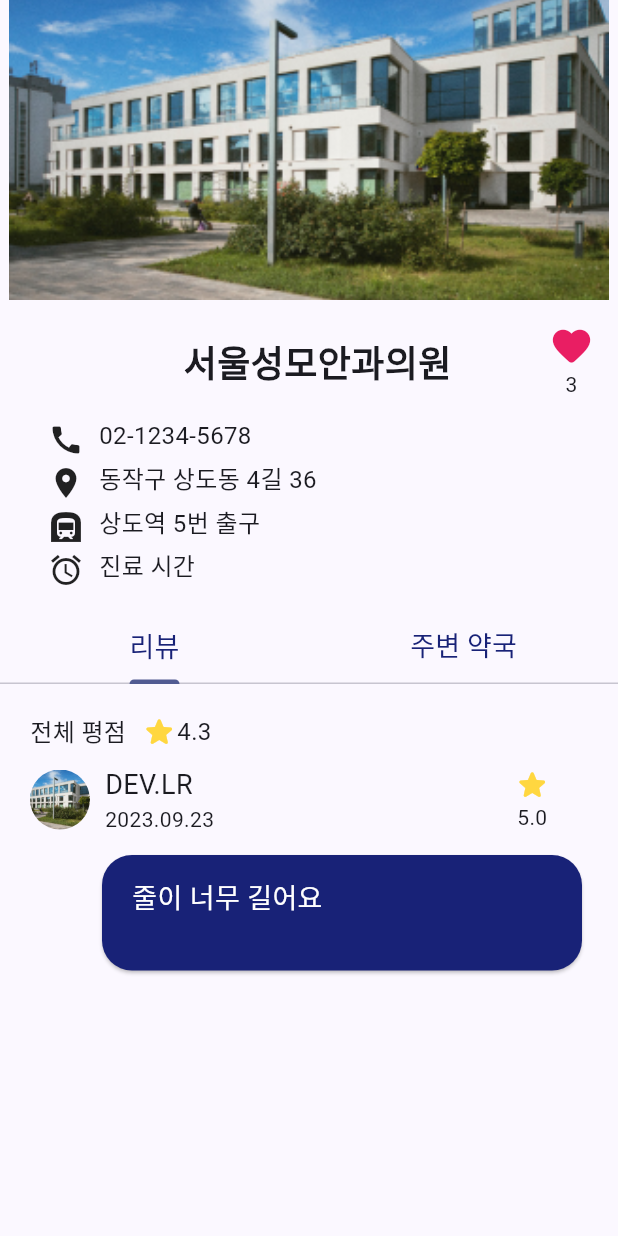
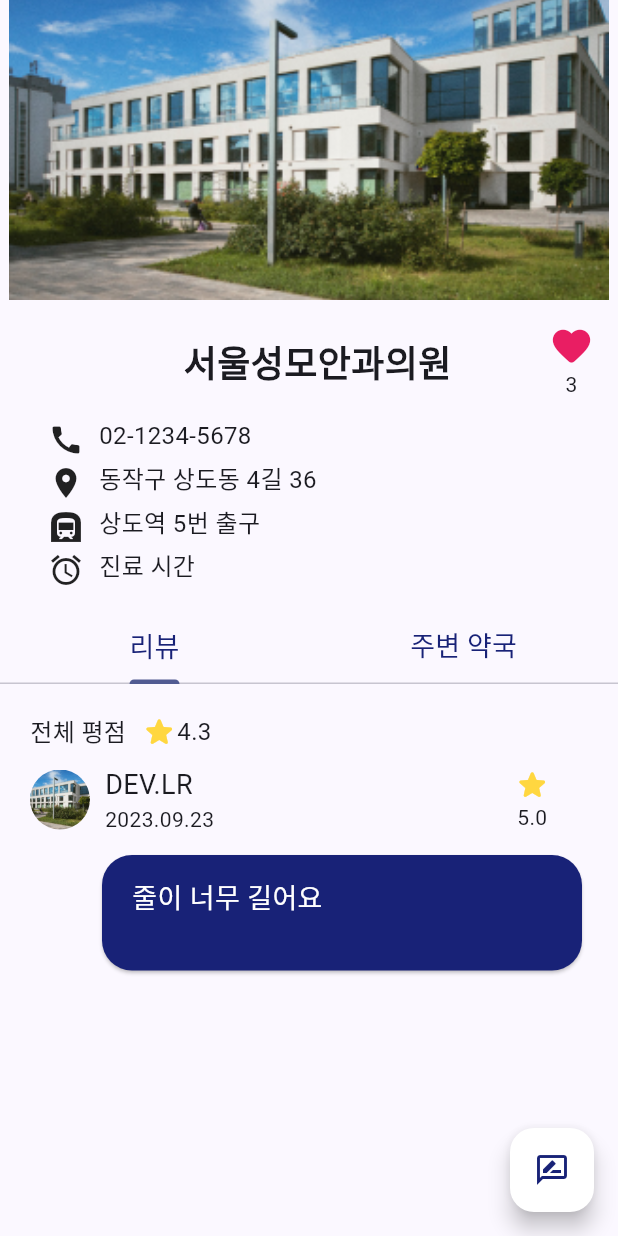
Before and after one commit to causyj/SOCDOC-Flutter, a Flutter app: the DetailPage screen opened directly, on a phone screen of 412 x 824 dp. Run offline on Flutter 3.47's test engine with Material 2 defaults, Android fonts, the light colour scheme and no system bars.

Commit message:
Review 작성하는 floatingactionbutton

```diff
--- a/lib/Pages/DetailPage.dart
+++ b/lib/Pages/DetailPage.dart
@@ -1,5 +1,7 @@
 import 'package:flutter/material.dart';
 import 'package:socdoc_flutter/Utils/Color.dart';
+import 'package:socdoc_flutter/Pages/ReviewPage.dart';
+
 
 class DetailPage extends StatelessWidget {
   const DetailPage({Key? key});
@@ -107,8 +109,8 @@ class DetailPage extends StatelessWidget {
                 ),
                 color: AppColor.SocdocBlue,
                 child: Column(
-                  crossAxisAlignment: CrossAxisAlignment.start, // 왼쪽 정렬
-                  mainAxisAlignment: MainAxisAlignment.start, // 위쪽 정렬
+                  crossAxisAlignment: CrossAxisAlignment.start,
+                  mainAxisAlignment: MainAxisAlignment.start,
                   children: [
                     Padding(
                       padding: const EdgeInsets.only(left: 20.0, top: 15.0, bottom: 5.0),
@@ -186,11 +188,25 @@ class DetailPage extends StatelessWidget {
                 child: TabBarView(
                   children: [
                     // 첫 번째 탭(리뷰)
-                    Tab(child: reviewTab()),
+                    Scaffold(
+                      body: reviewTab(),
+                      floatingActionButton: FloatingActionButton(
+                        onPressed: () {
+                          Navigator.of(context).push(MaterialPageRoute(builder: (context) => ReviewPage()));
+                        },
+                        backgroundColor: Colors.white,
+                        child: Icon(
+                          Icons.rate_review_outlined,
+                          color: AppColor.SocdocBlue,
+                        ),
+                      ),
+                    ),
+
                     // 두 번째 탭(주변 약국)
                     Tab(child: nearbyPharmacy("상도 온누리 약국")),
                   ],
                 ),
+
               ),
             ],
           ),
```
Also changed, not shown: lib/Pages/MainSubPages/ReviewPage.dart (added), lib/Pages/ReviewPage.dart (added).
